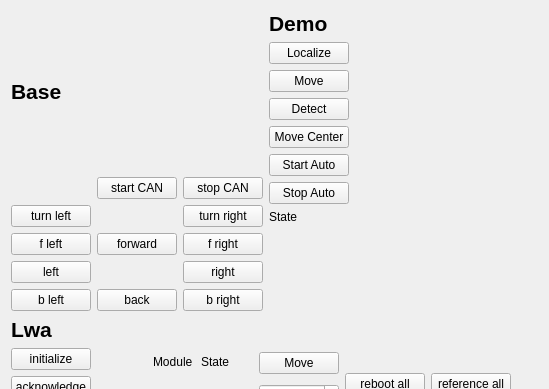
Before: the Qt Designer form omnirob_robin_rqt/resource/OmnirobDashboard.ui in robinJKU/omnirob_robin, drawn with Qt 5; both pictures show x 0 to 549 and y 0 to 389 of the 1341 by 628 pixel window.
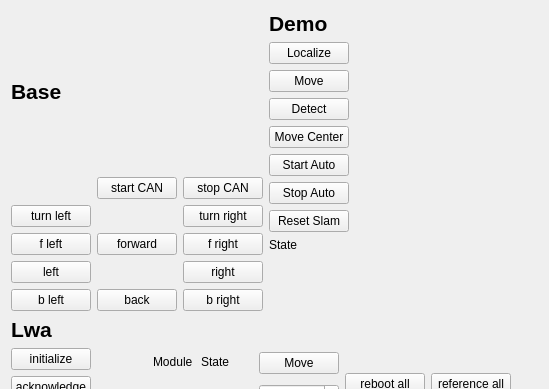
After: the same form once the commit is applied.

Commit message: Update for base_slam_demo

```diff
--- a/omnirob_robin_rqt/resource/OmnirobDashboard.ui
+++ b/omnirob_robin_rqt/resource/OmnirobDashboard.ui
@@ -180,6 +180,13 @@
          </property>
         </widget>
        </item>
+       <item>
+        <widget class="QPushButton" name="reset_slam">
+         <property name="text">
+          <string>Reset Slam</string>
+         </property>
+        </widget>
+       </item>
        <item>
         <widget class="QLabel" name="auto_timer">
          <property name="text">
```
The commit also changes 2 other files.
